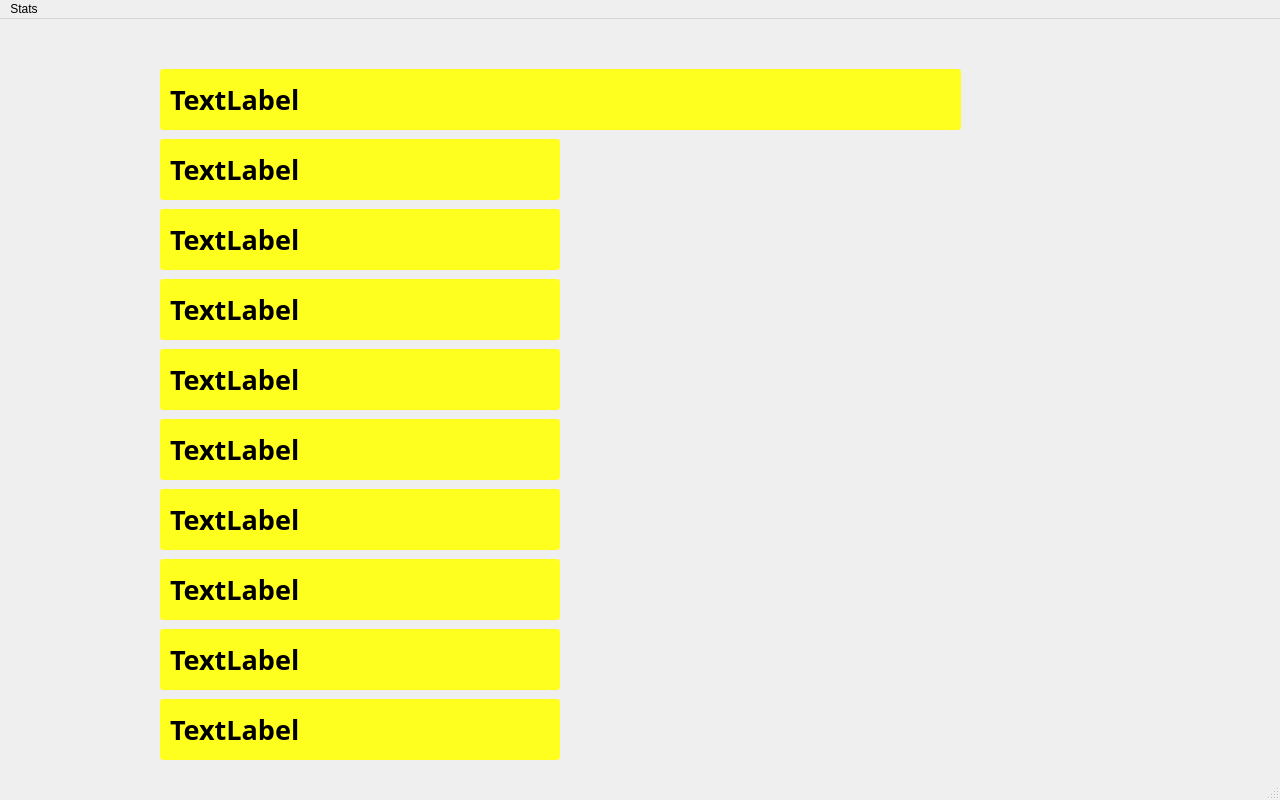
Qt form ui/main.ui (WilleGyr/Spotify_Wrapped_2026) before a commit.
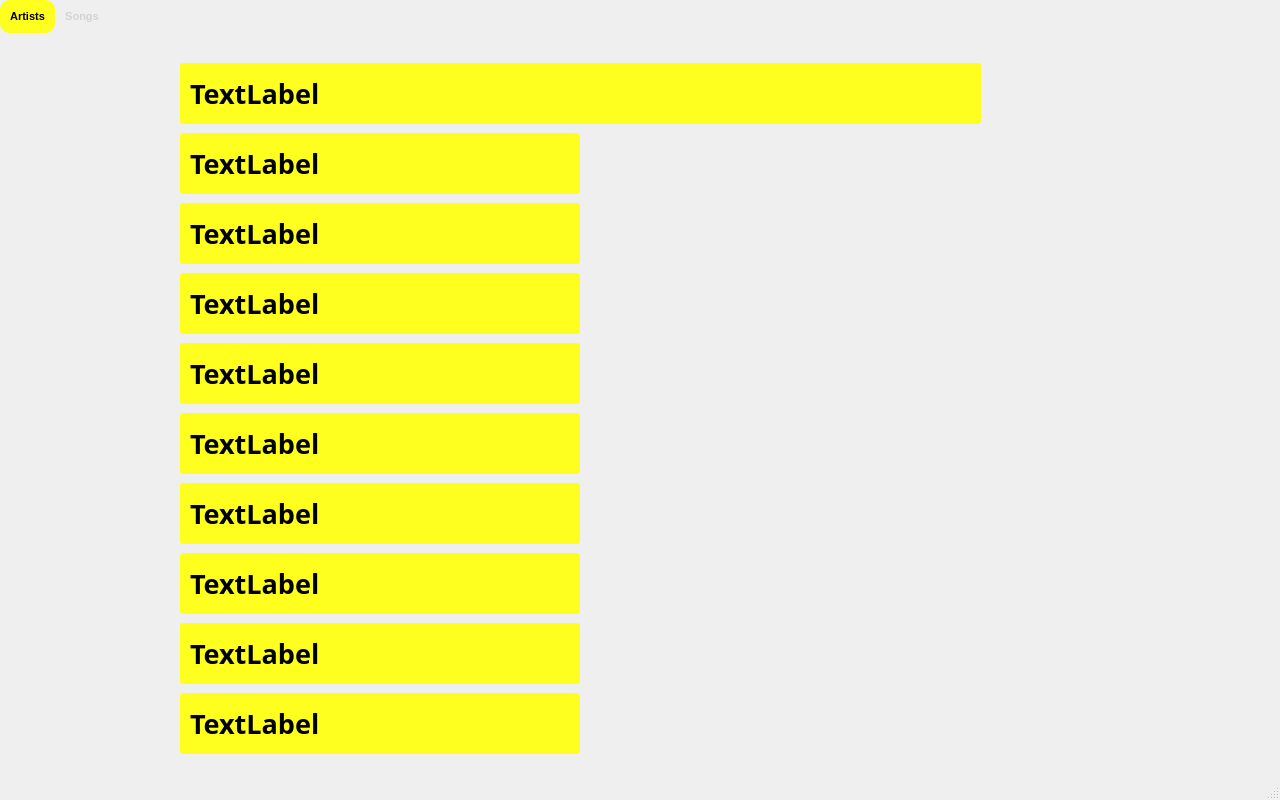
The same form after that commit.

Patch:
```diff
--- a/ui/main.ui
+++ b/ui/main.ui
@@ -28,17 +28,61 @@
 </string>
   </property>
   <widget class="QWidget" name="centralwidget">
-   <widget class="QProgressBar" name="TopArtist1Bar">
+   <widget class="QTabWidget" name="tabWidget">
     <property name="geometry">
      <rect>
-      <x>160</x>
-      <y>50</y>
-      <width>801</width>
-      <height>61</height>
+      <x>0</x>
+      <y>0</y>
+      <width>1290</width>
+      <height>790</height>
      </rect>
     </property>
+    <property name="font">
+     <font>
+      <pointsize>8</pointsize>
+      <weight>75</weight>
+      <bold>true</bold>
+     </font>
+    </property>
     <property name="styleSheet">
-     <string notr="true">QProgressBar {
+     <string notr="true">QTabWidget::pane { 
+    border: 0;
+}
+QTabBar::tab {
+    background: transparent;
+    color: lightgray;
+    padding: 10px;
+}
+QTabBar::tab:selected {
+    background: #ffff1f;  /* Spotify green highlight */
+    color: black;
+    border-radius: 10px;
+}</string>
+    </property>
+    <property name="tabShape">
+     <enum>QTabWidget::Rounded</enum>
+    </property>
+    <property name="currentIndex">
+     <number>0</number>
+    </property>
+    <widget class="QWidget" name="Artists">
+     <attribute name="title">
+      <string>Artists</string>
+     </attribute>
+     <attribute name="toolTip">
+      <string>Top 10 artist</string>
+     </attribute>
+     <widget class="QProgressBar" name="TopArtist9Bar">
+      <property name="geometry">
+       <rect>
+        <x>180</x>
+        <y>590</y>
+        <width>801</width>
+        <height>61</height>
+       </rect>
+      </property>
+      <property name="styleSheet">
+       <string notr="true">QProgressBar {
     border: 0px;
     background: transparent;
     border-radius: 3px;
@@ -49,31 +93,28 @@
     background: #ffff1f;
     border-radius: 3px;
 }</string>
-    </property>
-    <property name="maximum">
-     <number>100</number>
-    </property>
-    <property name="value">
-     <number>100</number>
-    </property>
-    <property name="textVisible">
-     <bool>false</bool>
-    </property>
-    <property name="textDirection">
-     <enum>QProgressBar::TopToBottom</enum>
-    </property>
-   </widget>
-   <widget class="QProgressBar" name="TopArtist2Bar">
-    <property name="geometry">
-     <rect>
-      <x>160</x>
-      <y>120</y>
-      <width>801</width>
-      <height>61</height>
-     </rect>
-    </property>
-    <property name="styleSheet">
-     <string notr="true">QProgressBar {
+      </property>
+      <property name="value">
+       <number>50</number>
+      </property>
+      <property name="textVisible">
+       <bool>false</bool>
+      </property>
+      <property name="format">
+       <string/>
+      </property>
+     </widget>
+     <widget class="QProgressBar" name="TopArtist6Bar">
+      <property name="geometry">
+       <rect>
+        <x>180</x>
+        <y>380</y>
+        <width>801</width>
+        <height>61</height>
+       </rect>
+      </property>
+      <property name="styleSheet">
+       <string notr="true">QProgressBar {
     border: 0px;
     background: transparent;
     border-radius: 3px;
@@ -84,25 +125,53 @@
     background: #ffff1f;
     border-radius: 3px;
 }</string>
-    </property>
-    <property name="value">
-     <number>50</number>
-    </property>
-    <property name="textVisible">
-     <bool>false</bool>
-    </property>
-   </widget>
-   <widget class="QProgressBar" name="TopArtist3Bar">
-    <property name="geometry">
-     <rect>
-      <x>160</x>
-      <y>190</y>
-      <width>801</width>
-      <height>61</height>
-     </rect>
-    </property>
-    <property name="styleSheet">
-     <string notr="true">QProgressBar {
+      </property>
+      <property name="value">
+       <number>50</number>
+      </property>
+      <property name="textVisible">
+       <bool>false</bool>
+      </property>
+      <property name="format">
+       <string/>
+      </property>
+     </widget>
+     <widget class="QLabel" name="TopArtist3Label">
+      <property name="geometry">
+       <rect>
+        <x>190</x>
+        <y>180</y>
+        <width>790</width>
+        <height>41</height>
+       </rect>
+      </property>
+      <property name="font">
+       <font>
+        <family>Lucida Sans</family>
+        <pointsize>20</pointsize>
+        <weight>75</weight>
+        <bold>true</bold>
+       </font>
+      </property>
+      <property name="styleSheet">
+       <string notr="true">background-color: transparent;
+color: black;</string>
+      </property>
+      <property name="text">
+       <string>TextLabel</string>
+      </property>
+     </widget>
+     <widget class="QProgressBar" name="TopArtist3Bar">
+      <property name="geometry">
+       <rect>
+        <x>180</x>
+        <y>170</y>
+        <width>801</width>
+        <height>61</height>
+       </rect>
+      </property>
+      <property name="styleSheet">
+       <string notr="true">QProgressBar {
     border: 0px;
     background: transparent;
     border-radius: 3px;
@@ -113,28 +182,53 @@
     background: #ffff1f;
     border-radius: 3px;
 }</string>
-    </property>
-    <property name="value">
-     <number>50</number>
-    </property>
-    <property name="textVisible">
-     <bool>false</bool>
-    </property>
-    <property name="format">
-     <string/>
-    </property>
-   </widget>
-   <widget class="QProgressBar" name="TopArtist4Bar">
-    <property name="geometry">
-     <rect>
-      <x>160</x>
-      <y>260</y>
-      <width>801</width>
-      <height>61</height>
-     </rect>
-    </property>
-    <property name="styleSheet">
-     <string notr="true">QProgressBar {
+      </property>
+      <property name="value">
+       <number>50</number>
+      </property>
+      <property name="textVisible">
+       <bool>false</bool>
+      </property>
+      <property name="format">
+       <string/>
+      </property>
+     </widget>
+     <widget class="QLabel" name="TopArtist9Label">
+      <property name="geometry">
+       <rect>
+        <x>190</x>
+        <y>600</y>
+        <width>790</width>
+        <height>41</height>
+       </rect>
+      </property>
+      <property name="font">
+       <font>
+        <family>Lucida Sans</family>
+        <pointsize>20</pointsize>
+        <weight>75</weight>
+        <bold>true</bold>
+       </font>
+      </property>
+      <property name="styleSheet">
+       <string notr="true">background-color: transparent;
+color: black;</string>
+      </property>
+      <property name="text">
+       <string>TextLabel</string>
+      </property>
+     </widget>
+     <widget class="QProgressBar" name="TopArtist8Bar">
+      <property name="geometry">
+       <rect>
+        <x>180</x>
+        <y>520</y>
+        <width>801</width>
+        <height>61</height>
+       </rect>
+      </property>
+      <property name="styleSheet">
+       <string notr="true">QProgressBar {
     border: 0px;
     background: transparent;
     border-radius: 3px;
@@ -145,28 +239,78 @@
     background: #ffff1f;
     border-radius: 3px;
 }</string>
-    </property>
-    <property name="value">
-     <number>50</number>
-    </property>
-    <property name="textVisible">
-     <bool>false</bool>
-    </property>
-    <property name="format">
-     <string/>
-    </property>
-   </widget>
-   <widget class="QProgressBar" name="TopArtist5Bar">
-    <property name="geometry">
-     <rect>
-      <x>160</x>
-      <y>330</y>
-      <width>801</width>
-      <height>61</height>
-     </rect>
-    </property>
-    <property name="styleSheet">
-     <string notr="true">QProgressBar {
+      </property>
+      <property name="value">
+       <number>50</number>
+      </property>
+      <property name="textVisible">
+       <bool>false</bool>
+      </property>
+      <property name="format">
+       <string/>
+      </property>
+     </widget>
+     <widget class="QLabel" name="TopArtist6Label">
+      <property name="geometry">
+       <rect>
+        <x>190</x>
+        <y>390</y>
+        <width>790</width>
+        <height>41</height>
+       </rect>
+      </property>
+      <property name="font">
+       <font>
+        <family>Lucida Sans</family>
+        <pointsize>20</pointsize>
+        <weight>75</weight>
+        <bold>true</bold>
+       </font>
+      </property>
+      <property name="styleSheet">
+       <string notr="true">background-color: transparent;
+color: black;</string>
+      </property>
+      <property name="text">
+       <string>TextLabel</string>
+      </property>
+     </widget>
+     <widget class="QLabel" name="TopArtist7Label">
+      <property name="geometry">
+       <rect>
+        <x>190</x>
+        <y>460</y>
+        <width>790</width>
+        <height>41</height>
+       </rect>
+      </property>
+      <property name="font">
+       <font>
+        <family>Lucida Sans</family>
+        <pointsize>20</pointsize>
+        <weight>75</weight>
+        <bold>true</bold>
+       </font>
+      </property>
+      <property name="styleSheet">
+       <string notr="true">background-color: transparent;
+color: black;</string>
+      </property>
+      <property name="text">
+       <string>TextLabel</string>
+      </property>
+     </widget>
+     <widget class="QProgressBar" name="TopArtist4Bar">
+      <property name="geometry">
+       <rect>
+        <x>180</x>
+        <y>240</y>
+        <width>801</width>
+        <height>61</height>
+       </rect>
+      </property>
+      <property name="styleSheet">
+       <string notr="true">QProgressBar {
     border: 0px;
     background: transparent;
     border-radius: 3px;
@@ -177,28 +321,53 @@
     background: #ffff1f;
     border-radius: 3px;
 }</string>
-    </property>
-    <property name="value">
-     <number>50</number>
-    </property>
-    <property name="textVisible">
-     <bool>false</bool>
-    </property>
-    <property name="format">
-     <string/>
-    </property>
-   </widget>
-   <widget class="QProgressBar" name="TopArtist6Bar">
-    <property name="geometry">
-     <rect>
-      <x>160</x>
-      <y>400</y>
-      <width>801</width>
-      <height>61</height>
-     </rect>
-    </property>
-    <property name="styleSheet">
-     <string notr="true">QProgressBar {
+      </property>
+      <property name="value">
+       <number>50</number>
+      </property>
+      <property name="textVisible">
+       <bool>false</bool>
+      </property>
+      <property name="format">
+       <string/>
+      </property>
+     </widget>
+     <widget class="QLabel" name="TopArtist5Label">
+      <property name="geometry">
+       <rect>
+        <x>190</x>
+        <y>320</y>
+        <width>790</width>
+        <height>41</height>
+       </rect>
+      </property>
+      <property name="font">
+       <font>
+        <family>Lucida Sans</family>
+        <pointsize>20</pointsize>
+        <weight>75</weight>
+        <bold>true</bold>
+       </font>
+      </property>
+      <property name="styleSheet">
+       <string notr="true">background-color: transparent;
+color: black;</string>
+      </property>
+      <property name="text">
+       <string>TextLabel</string>
+      </property>
+     </widget>
+     <widget class="QProgressBar" name="TopArtist10Bar">
+      <property name="geometry">
+       <rect>
+        <x>180</x>
+        <y>660</y>
+        <width>801</width>
+        <height>61</height>
+       </rect>
+      </property>
+      <property name="styleSheet">
+       <string notr="true">QProgressBar {
     border: 0px;
     background: transparent;
     border-radius: 3px;
@@ -209,28 +378,28 @@
     background: #ffff1f;
     border-radius: 3px;
 }</string>
-    </property>
-    <property name="value">
-     <number>50</number>
-    </property>
-    <property name="textVisible">
-     <bool>false</bool>
-    </property>
-    <property name="format">
-     <string/>
-    </property>
-   </widget>
-   <widget class="QProgressBar" name="TopArtist7Bar">
-    <property name="geometry">
-     <rect>
-      <x>160</x>
-      <y>470</y>
-      <width>801</width>
-      <height>61</height>
-     </rect>
-    </property>
-    <property name="styleSheet">
-     <string notr="true">QProgressBar {
+      </property>
+      <property name="value">
+       <number>50</number>
+      </property>
+      <property name="textVisible">
+       <bool>false</bool>
+      </property>
+      <property name="format">
+       <string/>
+      </property>
+     </widget>
+     <widget class="QProgressBar" name="TopArtist7Bar">
+      <property name="geometry">
+       <rect>
+        <x>180</x>
+        <y>450</y>
+        <width>801</width>
+        <height>61</height>
+       </rect>
+      </property>
+      <property name="styleSheet">
+       <string notr="true">QProgressBar {
     border: 0px;
     background: transparent;
     border-radius: 3px;
@@ -241,28 +410,28 @@
     background: #ffff1f;
     border-radius: 3px;
 }</string>
-    </property>
-    <property name="value">
-     <number>50</number>
-    </property>
-    <property name="textVisible">
-     <bool>false</bool>
-    </property>
-    <property name="format">
-     <string/>
-    </property>
-   </widget>
-   <widget class="QProgressBar" name="TopArtist8Bar">
-    <property name="geometry">
-     <rect>
-      <x>160</x>
-      <y>540</y>
-      <width>801</width>
-      <height>61</height>
-     </rect>
-    </property>
-    <property name="styleSheet">
-     <string notr="true">QProgressBar {
+      </property>
+      <property name="value">
+       <number>50</number>
+      </property>
+      <property name="textVisible">
+       <bool>false</bool>
+      </property>
+      <property name="format">
+       <string/>
+      </property>
+     </widget>
+     <widget class="QProgressBar" name="TopArtist2Bar">
+      <property name="geometry">
+       <rect>
+        <x>180</x>
+        <y>100</y>
+        <width>801</width>
+        <height>61</height>
+       </rect>
+      </property>
+      <property name="styleSheet">
+       <string notr="true">QProgressBar {
     border: 0px;
     background: transparent;
     border-radius: 3px;
@@ -273,28 +442,50 @@
     background: #ffff1f;
     border-radius: 3px;
 }</string>
-    </property>
-    <property name="value">
-     <number>50</number>
-    </property>
-    <property name="textVisible">
-     <bool>false</bool>
-    </property>
-    <property name="format">
-     <string/>
-    </property>
-   </widget>
-   <widget class="QProgressBar" name="TopArtist9Bar">
-    <property name="geometry">
-     <rect>
-      <x>160</x>
-      <y>610</y>
-      <width>801</width>
-      <height>61</height>
-     </rect>
-    </property>
-    <property name="styleSheet">
-     <string notr="true">QProgressBar {
+      </property>
+      <property name="value">
+       <number>50</number>
+      </property>
+      <property name="textVisible">
+       <bool>false</bool>
+      </property>
+     </widget>
+     <widget class="QLabel" name="TopArtist10Label">
+      <property name="geometry">
+       <rect>
+        <x>190</x>
+        <y>670</y>
+        <width>790</width>
+        <height>41</height>
+       </rect>
+      </property>
+      <property name="font">
+       <font>
+        <family>Lucida Sans</family>
+        <pointsize>20</pointsize>
+        <weight>75</weight>
+        <bold>true</bold>
+       </font>
+      </property>
+      <property name="styleSheet">
+       <string notr="true">background-color: transparent;
+color: black;</string>
+      </property>
+      <property name="text">
+       <string>TextLabel</string>
+      </property>
+     </widget>
+     <widget class="QProgressBar" name="TopArtist1Bar">
+      <property name="geometry">
+       <rect>
+        <x>180</x>
+        <y>30</y>
+        <width>801</width>
+        <height>61</height>
+       </rect>
+      </property>
+      <property name="styleSheet">
+       <string notr="true">QProgressBar {
     border: 0px;
     background: transparent;
     border-radius: 3px;
@@ -305,28 +496,131 @@
     background: #ffff1f;
     border-radius: 3px;
 }</string>
-    </property>
-    <property name="value">
-     <number>50</number>
-    </property>
-    <property name="textVisible">
-     <bool>false</bool>
-    </property>
-    <property name="format">
-     <string/>
-    </property>
-   </widget>
-   <widget class="QProgressBar" name="TopArtist10Bar">
-    <property name="geometry">
-     <rect>
-      <x>160</x>
-      <y>680</y>
-      <width>801</width>
-      <height>61</height>
-     </rect>
-    </property>
-    <property name="styleSheet">
-     <string notr="true">QProgressBar {
+      </property>
+      <property name="maximum">
+       <number>100</number>
+      </property>
+      <property name="value">
+       <number>100</number>
+      </property>
+      <property name="textVisible">
+       <bool>false</bool>
+      </property>
+      <property name="textDirection">
+       <enum>QProgressBar::TopToBottom</enum>
+      </property>
+     </widget>
+     <widget class="QLabel" name="TopArtist2Label">
+      <property name="geometry">
+       <rect>
+        <x>190</x>
+        <y>110</y>
+        <width>790</width>
+        <height>41</height>
+       </rect>
+      </property>
+      <property name="font">
+       <font>
+        <family>Lucida Sans</family>
+        <pointsize>20</pointsize>
+        <weight>75</weight>
+        <bold>true</bold>
+       </font>
+      </property>
+      <property name="styleSheet">
+       <string notr="true">background-color: transparent;
+color: black;</string>
+      </property>
+      <property name="text">
+       <string>TextLabel</string>
+      </property>
+     </widget>
+     <widget class="QLabel" name="TopArtist8Label">
+      <property name="geometry">
+       <rect>
+        <x>190</x>
+        <y>530</y>
+        <width>790</width>
+        <height>41</height>
+       </rect>
+      </property>
+      <property name="font">
+       <font>
+        <family>Lucida Sans</family>
+        <pointsize>20</pointsize>
+        <weight>75</weight>
+        <bold>true</bold>
+       </font>
+      </property>
+      <property name="styleSheet">
+       <string notr="true">background-color: transparent;
+color: black;</string>
+      </property>
+      <property name="text">
+       <string>TextLabel</string>
+      </property>
+     </widget>
+     <widget class="QLabel" name="TopArtist1Label">
+      <property name="geometry">
+       <rect>
+        <x>190</x>
+        <y>40</y>
+        <width>790</width>
+        <height>41</height>
+       </rect>
+      </property>
+      <property name="font">
+       <font>
+        <family>Lucida Sans</family>
+        <pointsize>20</pointsize>
+        <weight>75</weight>
+        <bold>true</bold>
+       </font>
+      </property>
+      <property name="styleSheet">
+       <string notr="true">background-color: transparent;
+color: black;</string>
+      </property>
+      <property name="text">
+       <string>TextLabel</string>
+      </property>
+     </widget>
+     <widget class="QLabel" name="TopArtist4Label">
+      <property name="geometry">
+       <rect>
+        <x>190</x>
+        <y>250</y>
+        <width>790</width>
+        <height>41</height>
+       </rect>
+      </property>
+      <property name="font">
+       <font>
+        <family>Lucida Sans</family>
+        <pointsize>20</pointsize>
+        <weight>75</weight>
+        <bold>true</bold>
+       </font>
+      </property>
+      <property name="styleSheet">
+       <string notr="true">background-color: transparent;
+color: black;</string>
+      </property>
+      <property name="text">
+       <string>TextLabel</string>
+      </property>
+     </widget>
+     <widget class="QProgressBar" name="TopArtist5Bar">
+      <property name="geometry">
+       <rect>
+        <x>180</x>
+        <y>310</y>
+        <width>801</width>
+        <height>61</height>
+       </rect>
+      </property>
+      <property name="styleSheet">
+       <string notr="true">QProgressBar {
     border: 0px;
     background: transparent;
     border-radius: 3px;
@@ -337,289 +631,47 @@
     background: #ffff1f;
     border-radius: 3px;
 }</string>
-    </property>
-    <property name="value">
-     <number>50</number>
-    </property>
-    <property name="textVisible">
-     <bool>false</bool>
-    </property>
-    <property name="format">
-     <string/>
-    </property>
+      </property>
+      <property name="value">
+       <number>50</number>
+      </property>
+      <property name="textVisible">
+       <bool>false</bool>
+      </property>
+      <property name="format">
+       <string/>
+      </property>
+     </widget>
+     <zorder>TopArtist9Bar</zorder>
+     <zorder>TopArtist6Bar</zorder>
+     <zorder>TopArtist3Bar</zorder>
+     <zorder>TopArtist9Label</zorder>
+     <zorder>TopArtist8Bar</zorder>
+     <zorder>TopArtist6Label</zorder>
+     <zorder>TopArtist4Bar</zorder>
+     <zorder>TopArtist10Bar</zorder>
+     <zorder>TopArtist7Bar</zorder>
+     <zorder>TopArtist2Bar</zorder>
+     <zorder>TopArtist10Label</zorder>
+     <zorder>TopArtist1Bar</zorder>
+     <zorder>TopArtist2Label</zorder>
+     <zorder>TopArtist8Label</zorder>
+     <zorder>TopArtist1Label</zorder>
+     <zorder>TopArtist4Label</zorder>
+     <zorder>TopArtist5Bar</zorder>
+     <zorder>TopArtist7Label</zorder>
+     <zorder>TopArtist5Label</zorder>
+     <zorder>TopArtist3Label</zorder>
+    </widget>
+    <widget class="QWidget" name="Songs">
+     <attribute name="title">
+      <string>Songs</string>
+     </attribute>
+     <attribute name="toolTip">
+      <string>Top 10 songs</string>
+     </attribute>
+    </widget>
    </widget>
-   <widget class="QLabel" name="TopArtist1Label">
-    <property name="geometry">
-     <rect>
-      <x>170</x>
-      <y>60</y>
-      <width>790</width>
-      <height>41</height>
-     </rect>
-    </property>
-    <property name="font">
-     <font>
-      <family>Lucida Sans</family>
-      <pointsize>20</pointsize>
-      <weight>75</weight>
-      <bold>true</bold>
-     </font>
-    </property>
-    <property name="styleSheet">
-     <string notr="true">background-color: transparent;
-color: black;</string>
-    </property>
-    <property name="text">
-     <string>TextLabel</string>
-    </property>
-   </widget>
-   <widget class="QLabel" name="TopArtist2Label">
-    <property name="geometry">
-     <rect>
-      <x>170</x>
-      <y>130</y>
-      <width>790</width>
-      <height>41</height>
-     </rect>
-    </property>
-    <property name="font">
-     <font>
-      <family>Lucida Sans</family>
-      <pointsize>20</pointsize>
-      <weight>75</weight>
-      <bold>true</bold>
-     </font>
-    </property>
-    <property name="styleSheet">
-     <string notr="true">background-color: transparent;
-color: black;</string>
-    </property>
-    <property name="text">
-     <string>TextLabel</string>
-    </property>
-   </widget>
-   <widget class="QLabel" name="TopArtist3Label">
-    <property name="geometry">
-     <rect>
-      <x>170</x>
-      <y>200</y>
-      <width>790</width>
-      <height>41</height>
-     </rect>
-    </property>
-    <property name="font">
-     <font>
-      <family>Lucida Sans</family>
-      <pointsize>20</pointsize>
-      <weight>75</weight>
-      <bold>true</bold>
-     </font>
-    </property>
-    <property name="styleSheet">
-     <string notr="true">background-color: transparent;
-color: black;</string>
-    </property>
-    <property name="text">
-     <string>TextLabel</string>
-    </property>
-   </widget>
-   <widget class="QLabel" name="TopArtist5Label">
-    <property name="geometry">
-     <rect>
-      <x>170</x>
-      <y>340</y>
-      <width>790</width>
-      <height>41</height>
-     </rect>
-    </property>
-    <property name="font">
-     <font>
-      <family>Lucida Sans</family>
-      <pointsize>20</pointsize>
-      <weight>75</weight>
-      <bold>true</bold>
-     </font>
-    </property>
-    <property name="styleSheet">
-     <string notr="true">background-color: transparent;
-color: black;</string>
-    </property>
-    <property name="text">
-     <string>TextLabel</string>
-    </property>
-   </widget>
-   <widget class="QLabel" name="TopArtist4Label">
-    <property name="geometry">
-     <rect>
-      <x>170</x>
-      <y>270</y>
-      <width>790</width>
-      <height>41</height>
-     </rect>
-    </property>
-    <property name="font">
-     <font>
-      <family>Lucida Sans</family>
-      <pointsize>20</pointsize>
-      <weight>75</weight>
-      <bold>true</bold>
-     </font>
-    </property>
-    <property name="styleSheet">
-     <string notr="true">background-color: transparent;
-color: black;</string>
-    </property>
-    <property name="text">
-     <string>TextLabel</string>
-    </property>
-   </widget>
-   <widget class="QLabel" name="TopArtist10Label">
-    <property name="geometry">
-     <rect>
-      <x>170</x>
-      <y>690</y>
-      <width>790</width>
-      <height>41</height>
-     </rect>
-    </property>
-    <property name="font">
-     <font>
-      <family>Lucida Sans</family>
-      <pointsize>20</pointsize>
-      <weight>75</weight>
-      <bold>true</bold>
-     </font>
-    </property>
-    <property name="styleSheet">
-     <string notr="true">background-color: transparent;
-color: black;</string>
-    </property>
-    <property name="text">
-     <string>TextLabel</string>
-    </property>
-   </widget>
-   <widget class="QLabel" name="TopArtist6Label">
-    <property name="geometry">
-     <rect>
-      <x>170</x>
-      <y>410</y>
-      <width>790</width>
-      <height>41</height>
-     </rect>
-    </property>
-    <property name="font">
-     <font>
-      <family>Lucida Sans</family>
-      <pointsize>20</pointsize>
-      <weight>75</weight>
-      <bold>true</bold>
-     </font>
-    </property>
-    <property name="styleSheet">
-     <string notr="true">background-color: transparent;
-color: black;</string>
-    </property>
-    <property name="text">
-     <string>TextLabel</string>
-    </property>
-   </widget>
-   <widget class="QLabel" name="TopArtist8Label">
-    <property name="geometry">
-     <rect>
-      <x>170</x>
-      <y>550</y>
-      <width>790</width>
-      <height>41</height>
-     </rect>
-    </property>
-    <property name="font">
-     <font>
-      <family>Lucida Sans</family>
-      <pointsize>20</pointsize>
-      <weight>75</weight>
-      <bold>true</bold>
-     </font>
-    </property>
-    <property name="styleSheet">
-     <string notr="true">background-color: transparent;
-color: black;</string>
-    </property>
-    <property name="text">
-     <string>TextLabel</string>
-    </property>
-   </widget>
-   <widget class="QLabel" name="TopArtist9Label">
-    <property name="geometry">
-     <rect>
-      <x>170</x>
-      <y>620</y>
-      <width>790</width>
-      <height>41</height>
-     </rect>
-    </property>
-    <property name="font">
-     <font>
-      <family>Lucida Sans</family>
-      <pointsize>20</pointsize>
-      <weight>75</weight>
-      <bold>true</bold>
-     </font>
-    </property>
-    <property name="styleSheet">
-     <string notr="true">background-color: transparent;
-color: black;</string>
-    </property>
-    <property name="text">
-     <string>TextLabel</string>
-    </property>
-   </widget>
-   <widget class="QLabel" name="TopArtist7Label">
-    <property name="geometry">
-     <rect>
-      <x>170</x>
-      <y>480</y>
-      <width>790</width>
-      <height>41</height>
-     </rect>
-    </property>
-    <property name="font">
-     <font>
-      <family>Lucida Sans</family>
-      <pointsize>20</pointsize>
-      <weight>75</weight>
-      <bold>true</bold>
-     </font>
-    </property>
-    <property name="styleSheet">
-     <string notr="true">background-color: transparent;
-color: black;</string>
-    </property>
-    <property name="text">
-     <string>TextLabel</string>
-    </property>
-   </widget>
-  </widget>
-  <widget class="QMenuBar" name="menubar">
-   <property name="geometry">
-    <rect>
-     <x>0</x>
-     <y>0</y>
-     <width>1280</width>
-     <height>21</height>
-    </rect>
-   </property>
-   <property name="styleSheet">
-    <string notr="true"/>
-   </property>
-   <widget class="QMenu" name="menuStats">
-    <property name="styleSheet">
-     <string notr="true"/>
-    </property>
-    <property name="title">
-     <string>Stats</string>
-    </property>
-   </widget>
-   <addaction name="menuStats"/>
   </widget>
   <widget class="QStatusBar" name="statusbar"/>
  </widget>
```
